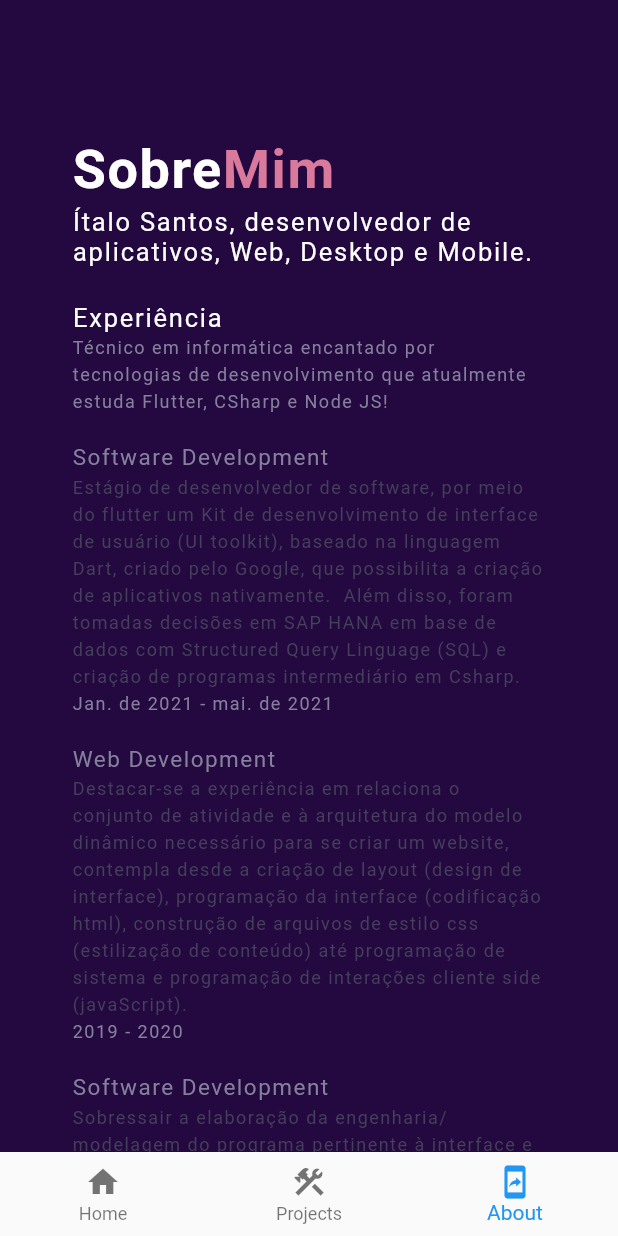
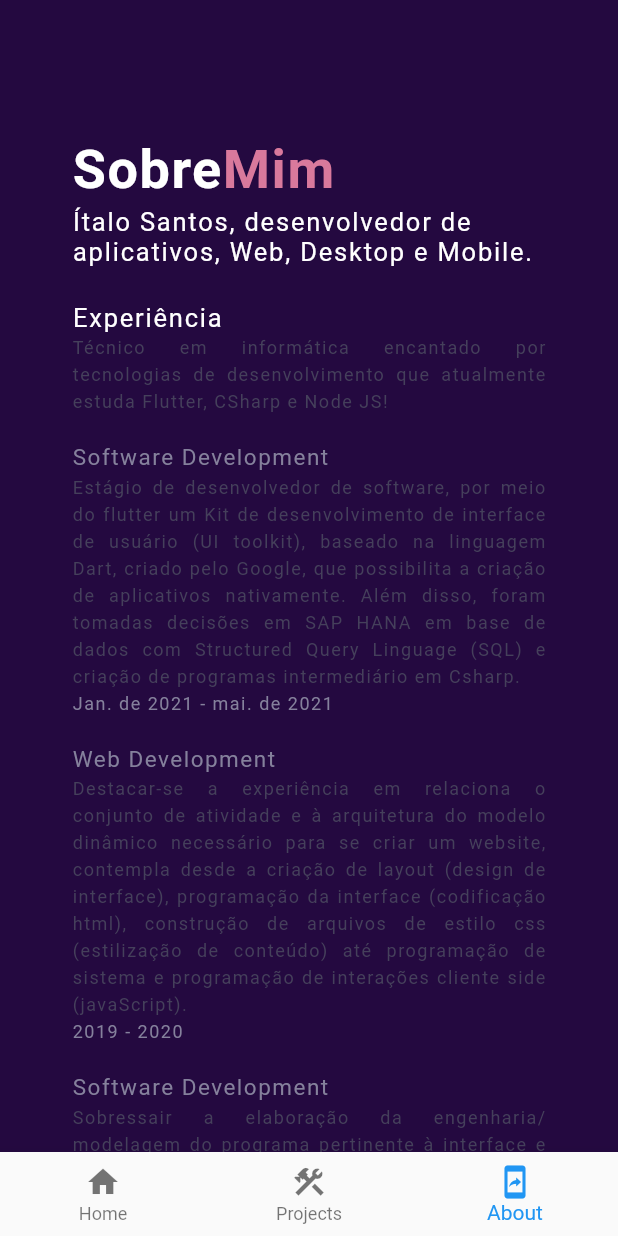
Before and after one commit to italo-santos-dev/profile-demo-flutter, a Flutter app: the screen it shows after launch, item 3 of the bottom bar chosen, on a phone screen of 412 x 824 dp. Run offline on Flutter 3.47's test engine with Material 2 defaults, Android fonts, the phone set to English and light mode, and no system bars; our stand-ins replace flutter_local_notifications, share; Roboto replaces fonts that are missing (NexaBold, NexaLight, ProductSans).

Commit message:
profile-italo-santos-demo-refactorie

```diff
--- a/lib/pages/about/widget/education_widget.dart
+++ b/lib/pages/about/widget/education_widget.dart
@@ -29,7 +29,10 @@ Widget _buildEducationContainerHeading() {
 Widget _buildEducationSummary() {
   return Text(
     Strings.summary,
-    style: TextStyles.body,
+    textAlign: TextAlign.justify,
+    style: TextStyles.body.copyWith(
+      color: Color(0xFF45405B),
+    ),
   );
 }
 
@@ -51,6 +54,7 @@ Widget _buildEducationTile(Education education) {
         ),
         Text(
           '${education.organization}',
+          textAlign: TextAlign.justify,
           style: TextStyles.body.copyWith(
             color: Color(0xFF45405B),
           ),
```
